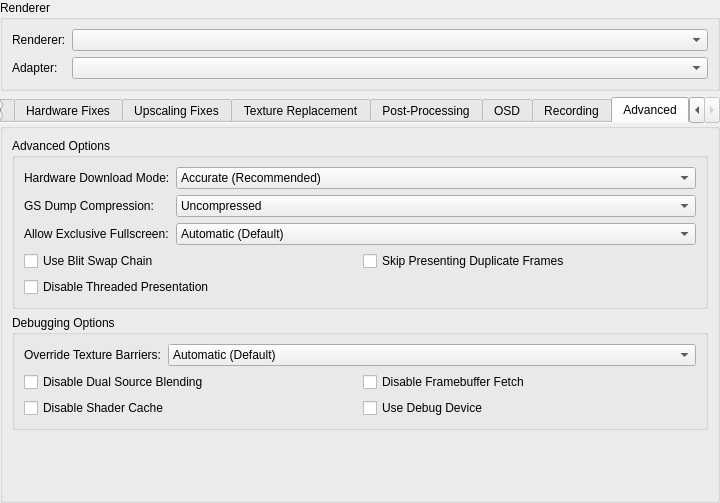
This is pcsx2-qt/Settings/GraphicsSettingsWidget.ui in PCSX2/pcsx2 as Qt 5 draws it before an edit. The edited form follows.
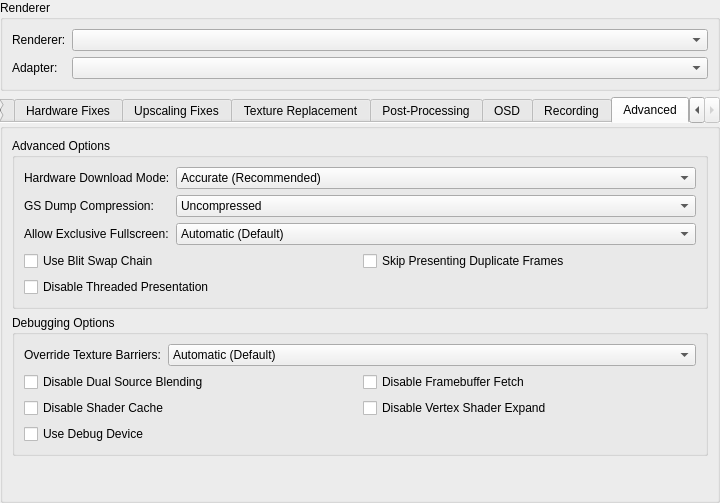
This is the edited form. The open tabs and pages were chosen to show the change.

Commit message:
GS: Add option to disable vertex shader expand
And automatically disable it on Fermi (buggy driver).

What changed in the file:
```diff
--- a/pcsx2-qt/Settings/GraphicsSettingsWidget.ui
+++ b/pcsx2-qt/Settings/GraphicsSettingsWidget.ui
@@ -7,7 +7,7 @@
     <x>0</x>
     <y>0</y>
     <width>720</width>
-    <height>498</height>
+    <height>492</height>
    </rect>
   </property>
   <property name="windowTitle">
@@ -2180,13 +2180,6 @@
           </item>
           <item row="2" column="0" colspan="2">
            <layout class="QGridLayout" name="gridLayout_7">
-            <item row="0" column="0">
-             <widget class="QCheckBox" name="disableDualSource">
-              <property name="text">
-               <string>Disable Dual Source Blending</string>
-              </property>
-             </widget>
-            </item>
             <item row="0" column="1">
              <widget class="QCheckBox" name="disableFramebufferFetch">
               <property name="text">
@@ -2194,10 +2187,10 @@
               </property>
              </widget>
             </item>
-            <item row="1" column="1">
-             <widget class="QCheckBox" name="useDebugDevice">
+            <item row="0" column="0">
+             <widget class="QCheckBox" name="disableDualSource">
               <property name="text">
-               <string>Use Debug Device</string>
+               <string>Disable Dual Source Blending</string>
               </property>
              </widget>
             </item>
@@ -2208,6 +2201,20 @@
               </property>
              </widget>
             </item>
+            <item row="2" column="0">
+             <widget class="QCheckBox" name="useDebugDevice">
+              <property name="text">
+               <string>Use Debug Device</string>
+              </property>
+             </widget>
+            </item>
+            <item row="1" column="1">
+             <widget class="QCheckBox" name="disableVertexShaderExpand">
+              <property name="text">
+               <string>Disable Vertex Shader Expand</string>
+              </property>
+             </widget>
+            </item>
            </layout>
           </item>
          </layout>
```
The commit also changes 10 other files.
